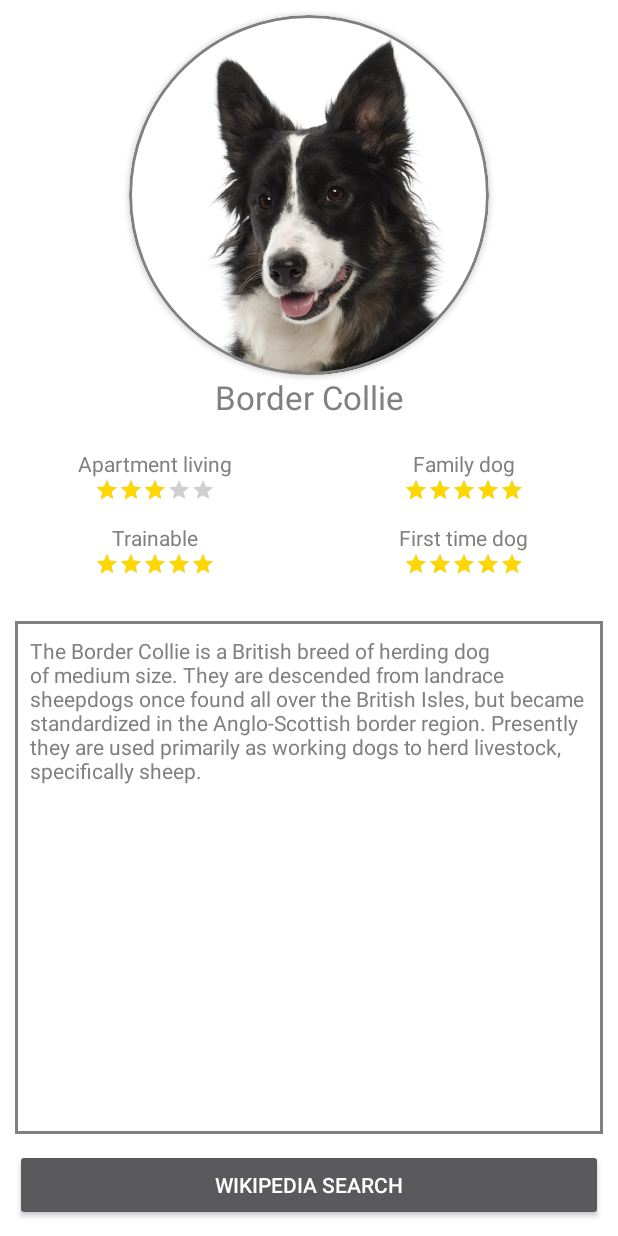
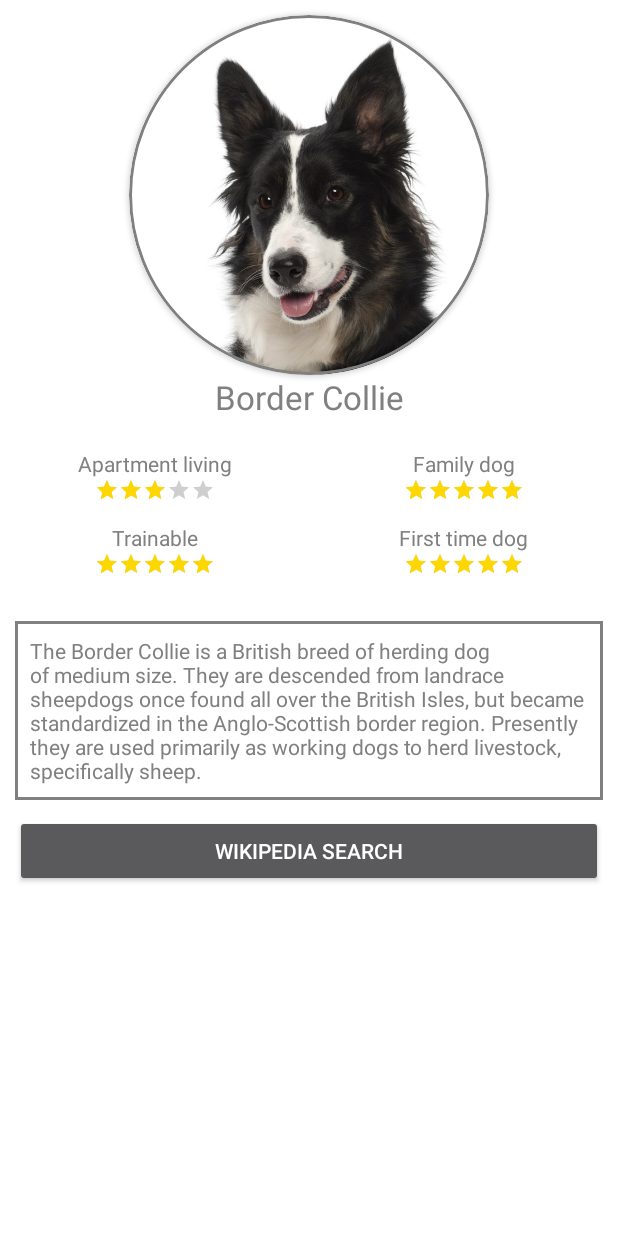
Before and after one commit to andwow/DogBreeds, an Android app: the ShortDescription screen opened directly, with no data from a screen before it, after a tap on "SEE MORE DETAILS", on a phone screen of 412 x 824 dp. Run offline under Robolectric (Android 15) with nearby library versions, the phone set to English and light mode, and no system bars; 2 statements that could not run were skipped.

Commit message:
removed warnings

```diff
--- a/app/src/main/java/com/timusandrei/dogbreeds/DogScreen.kt
+++ b/app/src/main/java/com/timusandrei/dogbreeds/DogScreen.kt
@@ -1,16 +1,15 @@
 package com.timusandrei.dogbreeds
 
 import android.content.Intent
+import android.os.Bundle
+import android.widget.*
 import androidx.appcompat.app.AppCompatActivity
-import android.os.Bundle
-import android.view.View
-import android.widget.*
 import com.timusandrei.dogbreeds.models.Dog
 import com.timusandrei.dogbreeds.singletons.DogStorage
 
 class DogScreen : AppCompatActivity() {
 
-    private var barkCount = 0;
+    private var barkCount = 0
 
     override fun onCreate(savedInstanceState: Bundle?) {
         super.onCreate(savedInstanceState)
@@ -23,7 +22,7 @@ class DogScreen : AppCompatActivity() {
         val familyDog : RatingBar = findViewById(R.id.family_dog)
         val trainable : RatingBar = findViewById(R.id.trainable)
         val firstTimeDog : RatingBar = findViewById(R.id.first_time_dog)
-        val wikiButton : Button = findViewById<Button>(R.id.wiki_button)
+        val wikiButton : Button = findViewById(R.id.wiki_button)
 
         val dogId : Int = intent.getIntExtra("dogId", 1)
         val dog : Dog? = DogStorage.getInstance().dogs.find { it.id == dogId }
@@ -38,28 +37,28 @@ class DogScreen : AppCompatActivity() {
             firstTimeDog.rating = dog.firstTimeDog
         }
 
-        wikiButton.setOnClickListener(View.OnClickListener { v: View ->
+        wikiButton.setOnClickListener {
             val switchActivityIntent = Intent(this, WikiActivity::class.java)
             switchActivityIntent.putExtra("url", dog!!.wikiUrl)
             startActivity(switchActivityIntent)
-        })
+        }
 
-        dogImage.setOnClickListener(View.OnClickListener {
+        dogImage.setOnClickListener {
 
-            when(barkCount) {
+            when (barkCount) {
                 0 -> displayToast("Bark!")
                 1 -> displayToast("Bark! Bark!")
                 2 -> displayToast("Bark! Bark! Bark!")
                 3 -> displayToast("I'm barking because I'm hungry, human!")
             }
 
-            if(barkCount < 3) {
+            if (barkCount < 3) {
                 ++barkCount
             } else {
                 barkCount = 0
             }
 
-        })
+        }
     }
 
     private fun displayToast(message : String) {
--- a/app/src/main/java/com/timusandrei/dogbreeds/MainActivity.kt
+++ b/app/src/main/java/com/timusandrei/dogbreeds/MainActivity.kt
@@ -1,10 +1,8 @@
 package com.timusandrei.dogbreeds
 
 import android.content.Intent
+import android.os.Bundle
 import androidx.appcompat.app.AppCompatActivity
-import android.os.Bundle
-import android.util.Log
-import android.widget.Toast
 import androidx.recyclerview.widget.LinearLayoutManager
 import androidx.recyclerview.widget.RecyclerView
 import com.timusandrei.dogbreeds.adapters.DogAdapter
--- a/app/src/main/java/com/timusandrei/dogbreeds/ShortDescription.kt
+++ b/app/src/main/java/com/timusandrei/dogbreeds/ShortDescription.kt
@@ -1,10 +1,9 @@
 package com.timusandrei.dogbreeds
 
 import android.content.Intent
+import android.os.Bundle
+import android.widget.*
 import androidx.appcompat.app.AppCompatActivity
-import android.os.Bundle
-import android.view.View
-import android.widget.*
 import com.timusandrei.dogbreeds.models.Dog
 import com.timusandrei.dogbreeds.singletons.DogStorage
 
@@ -21,8 +20,8 @@ class ShortDescription : AppCompatActivity() {
         val familyDog : RatingBar = findViewById(R.id.family_dog)
         val trainable : RatingBar = findViewById(R.id.trainable)
         val firstTimeDog : RatingBar = findViewById(R.id.first_time_dog)
-        val moreDetails : Button = findViewById<Button>(R.id.more_details_button)
-        val wikiButton : Button = findViewById<Button>(R.id.short_description_wiki_button)
+        val moreDetails : Button = findViewById(R.id.more_details_button)
+        val wikiButton : Button = findViewById(R.id.short_description_wiki_button)
 
         val dogId : Int = intent.getIntExtra("dogId", 1)
         val dog : Dog? = DogStorage.getInstance().dogs.find { it.id == dogId }
@@ -36,34 +35,34 @@ class ShortDescription : AppCompatActivity() {
             firstTimeDog.rating = dog.firstTimeDog
         }
 
-        moreDetails.setOnClickListener(View.OnClickListener { v: View ->
+        moreDetails.setOnClickListener {
             val switchActivityIntent = Intent(this, DogScreen::class.java)
             switchActivityIntent.putExtra("dogId", dog!!.id)
             startActivity(switchActivityIntent)
-        })
+        }
 
-        wikiButton.setOnClickListener(View.OnClickListener { v: View ->
+        wikiButton.setOnClickListener {
             val switchActivityIntent = Intent(this, WikiActivity::class.java)
             switchActivityIntent.putExtra("url", dog!!.wikiUrl)
             startActivity(switchActivityIntent)
-        })
+        }
 
-        dogImage.setOnClickListener(View.OnClickListener {
+        dogImage.setOnClickListener {
 
-            when(barkCount) {
+            when (barkCount) {
                 0 -> displayToast("Bark!")
                 1 -> displayToast("Bark! Bark!")
                 2 -> displayToast("Bark! Bark! Bark!")
                 3 -> displayToast("I'm barking because I'm hungry, human!")
             }
 
-            if(barkCount < 3) {
+            if (barkCount < 3) {
                 ++barkCount
             } else {
                 barkCount = 0
             }
 
-        })
+        }
     }
 
     private fun displayToast(message : String) {
--- a/app/src/main/java/com/timusandrei/dogbreeds/WikiActivity.kt
+++ b/app/src/main/java/com/timusandrei/dogbreeds/WikiActivity.kt
@@ -19,10 +19,9 @@ class WikiActivity : AppCompatActivity() {
 
         webView.settings.loadsImagesAutomatically = true
         webView.scrollBarStyle = SCROLLBARS_INSIDE_OVERLAY
-        webView.getSettings().setJavaScriptEnabled(true)
         webView.webViewClient = WebViewClient()
 
-        if(url != null && !url.isEmpty()) {
+        if(url != null && url.isNotEmpty()) {
             webView.loadUrl(url)
         } else {
             webView.loadUrl(defaultUrl)
--- a/app/src/main/java/com/timusandrei/dogbreeds/models/Dog.java
+++ b/app/src/main/java/com/timusandrei/dogbreeds/models/Dog.java
@@ -1,28 +1,26 @@
 package com.timusandrei.dogbreeds.models;
-
-import android.os.Parcelable;
 
 import com.timusandrei.dogbreeds.R;
 
-import java.io.Serializable;
+public final class Dog {
 
-public class Dog {
-
-    private int id;
-    private String name;
-    private String shortDescription;
-    private String longDescription;
-    private String wikiUrl;
-    private int profileImage;
-    private float apartmentLiving;
-    private float familyDog;
-    private float trainable;
-    private float firstTimeDog;
+    private final int id;
+    private final String name;
+    private final String shortDescription;
+    private final String longDescription;
+    private final String wikiUrl;
+    private final int profileImage;
+    private final float apartmentLiving;
+    private final float familyDog;
+    private final float trainable;
+    private final float firstTimeDog;
 
     public Dog() {
         this.id = 1;
         this.name = "Name";
         this.shortDescription = "Description";
+        this.longDescription = "Description";
+        this.wikiUrl = "https://en.wikipedia.org/wiki/Dog";
         this.profileImage = R.drawable.border_collie;
         this.apartmentLiving = 0f;
         this.familyDog = 0f;
@@ -48,79 +46,39 @@ public class Dog {
         return id;
     }
 
-    public void setId(int id) {
-        this.id = id;
-    }
-
     public String getName() {
         return name;
-    }
-
-    public void setName(String name) {
-        this.name = name;
     }
 
     public String getShortDescription() {
         return shortDescription;
     }
 
-    public void setShortDescription(String shortDescription) {
-        this.shortDescription = shortDescription;
-    }
-
     public String getLongDescription() {
         return longDescription;
-    }
-
-    public void setLongDescription(String longDescription) {
-        this.longDescription = longDescription;
     }
 
     public int getProfileImage() {
         return profileImage;
     }
 
-    public void setProfileImage(int profileImage) {
-        this.profileImage = profileImage;
-    }
-
     public String getWikiUrl() {
         return wikiUrl;
-    }
-
-    public void setWikiUrl(String wikiUrl) {
-        this.wikiUrl = wikiUrl;
     }
 
     public float getApartmentLiving() {
         return apartmentLiving;
     }
 
-    public void setApartmentLiving(float apartmentLiving) {
-        this.apartmentLiving = apartmentLiving;
-    }
-
     public float getFamilyDog() {
         return familyDog;
-    }
-
-    public void setFamilyDog(float familyDog) {
-        this.familyDog = familyDog;
     }
 
     public float getTrainable() {
         return trainable;
     }
 
-    public void setTrainable(float trainable) {
-        this.trainable = trainable;
-    }
-
     public float getFirstTimeDog() {
         return firstTimeDog;
     }
-
-    public void setFirstTimeDog(float firstTimeDog) {
-        this.firstTimeDog = firstTimeDog;
-    }
 }
--- a/app/src/main/res/layout/activity_dog_screen.xml
+++ b/app/src/main/res/layout/activity_dog_screen.xml
@@ -1,10 +1,14 @@
 <?xml version="1.0" encoding="utf-8"?>
-<androidx.constraintlayout.widget.ConstraintLayout xmlns:android="http://schemas.android.com/apk/res/android"
+<ScrollView xmlns:android="http://schemas.android.com/apk/res/android"
     xmlns:app="http://schemas.android.com/apk/res-auto"
     xmlns:tools="http://schemas.android.com/tools"
     android:layout_width="match_parent"
     android:layout_height="match_parent"
     tools:context=".DogScreen" android:background="@color/white">
+
+    <androidx.constraintlayout.widget.ConstraintLayout
+        android:layout_width="match_parent"
+        android:layout_height="wrap_content">
 
         <androidx.cardview.widget.CardView
             android:id="@+id/dog_screen_image_corner"
@@ -23,7 +27,8 @@
                 android:id="@+id/dog_screen_image"
                 android:layout_width="match_parent"
                 android:layout_height="match_parent"
-            android:src="@drawable/border_collie"/>
+                android:src="@drawable/border_collie"
+                android:contentDescription="@string/dog_image" />
 
         </androidx.cardview.widget.CardView>
 
@@ -34,7 +39,7 @@
             app:layout_constraintTop_toBottomOf="@id/dog_screen_image_corner"
             app:layout_constraintStart_toStartOf="parent"
             app:layout_constraintEnd_toEndOf="parent"
-        android:text="Name"
+            android:text="@string/name"
             android:textAppearance="@style/TextAppearance.AppCompat.Large"
             android:textColor="@color/text_color"
             android:gravity="center"/>
@@ -45,7 +50,7 @@
             android:id="@+id/apartment_living_text"
             android:layout_width="0dp"
             android:layout_height="wrap_content"
-        android:text="Apartment living"
+            android:text="@string/apartment_living"
             app:layout_constraintTop_toBottomOf="@id/dog_screen_name"
             app:layout_constraintStart_toStartOf="parent"
             app:layout_constraintEnd_toStartOf="@id/family_dog_text"
@@ -57,7 +62,7 @@
             android:id="@+id/family_dog_text"
             android:layout_height="wrap_content"
             android:layout_width="0dp"
-        android:text="Family dog"
+            android:text="@string/family_dog"
             app:layout_constraintStart_toEndOf="@id/apartment_living_text"
             app:layout_constraintEnd_toEndOf="parent"
             app:layout_constraintTop_toBottomOf="@id/dog_screen_name"
@@ -99,7 +104,7 @@
             android:id="@+id/trainable_text"
             android:layout_width="0dp"
             android:layout_height="wrap_content"
-        android:text="Trainable"
+            android:text="@string/trainable"
             app:layout_constraintTop_toBottomOf="@id/apartment_living_text"
             app:layout_constraintStart_toStartOf="parent"
             app:layout_constraintEnd_toStartOf="@id/family_dog_text"
@@ -111,7 +116,7 @@
             android:id="@+id/first_time_dog_text"
             android:layout_height="wrap_content"
             android:layout_width="0dp"
-        android:text="First time dog"
+            android:text="@string/first_time_dog"
             app:layout_constraintStart_toEndOf="@id/apartment_living_text"
             app:layout_constraintEnd_toEndOf="parent"
             app:layout_constraintTop_toBottomOf="@id/family_dog_text"
@@ -152,7 +157,7 @@
         <TextView
             android:id="@+id/dog_large_description"
             android:layout_width="0dp"
-        android:layout_height="0dp"
+            android:layout_height="wrap_content"
             android:background="@drawable/description_border"
             android:textColor="@color/text_color"
             app:layout_constraintTop_toBottomOf="@id/trainable"
@@ -163,19 +168,22 @@
             android:layout_marginRight="10dp"
             android:layout_marginTop="30dp"
             android:layout_marginBottom="10dp"
-        android:text="Desctiption"
+            android:text="@string/desctiption"
             android:padding="10dp"/>
 
         <Button
             android:id="@+id/wiki_button"
             android:layout_width="0dp"
             android:layout_height="wrap_content"
+            app:layout_constraintTop_toBottomOf="@id/dog_large_description"
             app:layout_constraintBottom_toBottomOf="parent"
             app:layout_constraintStart_toStartOf="parent"
             app:layout_constraintEnd_toEndOf="parent"
             android:layout_marginLeft="10dp"
             android:layout_marginRight="10dp"
             android:layout_marginBottom="10dp"
-        android:text="WIKIPEDIA SEARCH"/>
+            android:text="@string/wikipedia_search"/>
 
     </androidx.constraintlayout.widget.ConstraintLayout>
+
+</ScrollView>
--- a/app/src/main/res/layout/activity_main.xml
+++ b/app/src/main/res/layout/activity_main.xml
@@ -12,7 +12,7 @@
         app:layout_constraintTop_toTopOf="parent"
         app:layout_constraintStart_toStartOf="parent"
         app:layout_constraintEnd_toEndOf="parent"
-        android:text="Find the perfect dog breed for you"
+        android:text="@string/main_page_greeting"
         android:textColor="@color/text_color"
         android:textAppearance="@style/TextAppearance.AppCompat.Large"
         android:gravity="center"
--- a/app/src/main/res/values/strings.xml
+++ b/app/src/main/res/values/strings.xml
@@ -1,3 +1,13 @@
 <resources>
     <string name="app_name">DogBreeds</string>
+    <string name="dog_image">Dog\'s image</string>
+    <string name="name">Name</string>
+    <string name="apartment_living">Apartment living</string>
+    <string name="family_dog">Family dog</string>
+    <string name="trainable">Trainable</string>
+    <string name="wikipedia_search">WIKIPEDIA SEARCH</string>
+    <string name="first_time_dog">First time dog</string>
+    <string name="desctiption">Desctiption</string>
+    <string name="main_page_greeting">Find the perfect dog breed for you</string>
+    <string name="see_more_details">SEE MORE DETAILS</string>
 </resources>
```
Also changed, not shown: app/src/main/java/com/timusandrei/dogbreeds/adapters/DogAdapter.java (+9 -14 lines), app/src/main/res/layout/activity_short_description.xml (+16 -9 lines), app/src/main/res/layout/dog_cell.xml (+7 -7 lines). Lines whose indentation alone changed are shown as unchanged.
